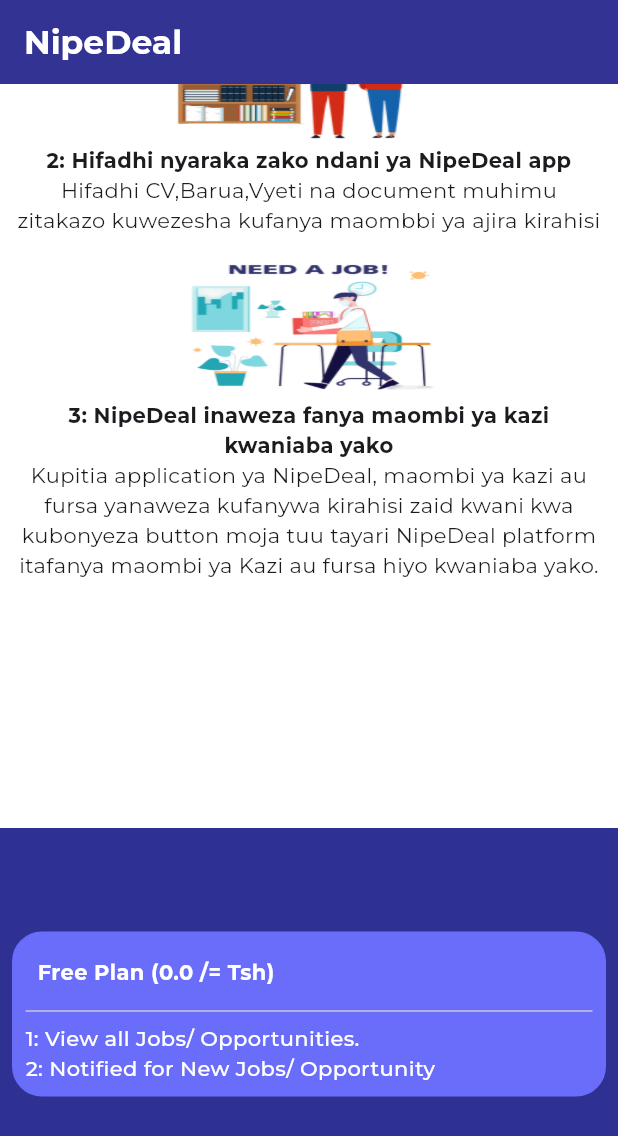
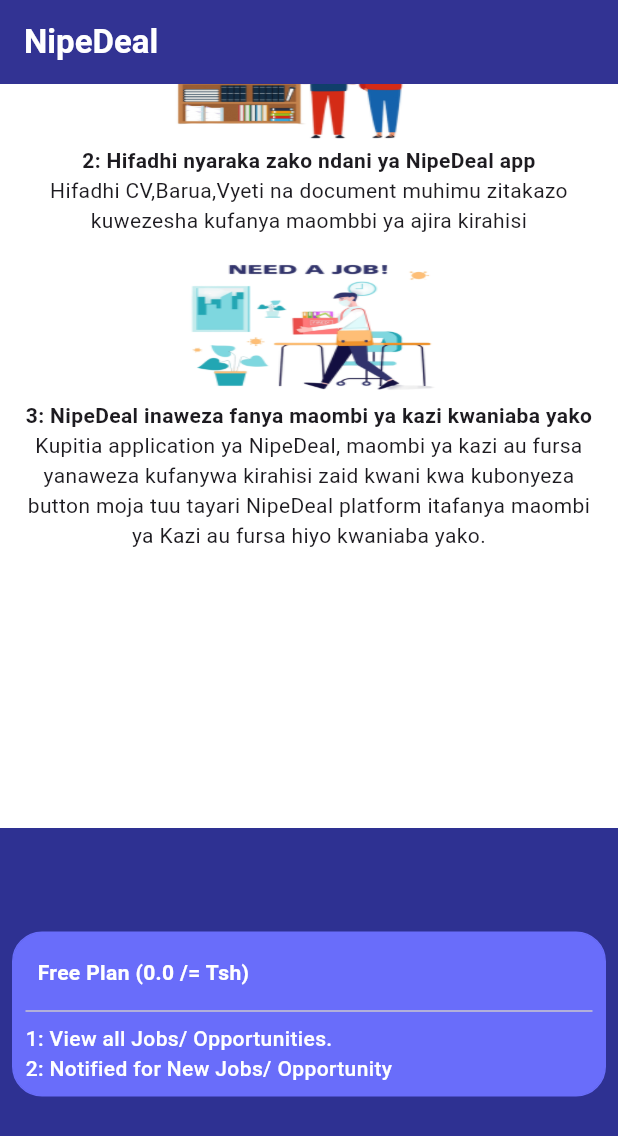
Before and after one commit to zuberypima/nipedealweb, a Flutter app: the screen it shows after launch, scrolled down 1152 dp, on a phone screen of 412 x 824 dp. Shown: the top 1136 px of the screen. Run offline on Flutter 3.47's test engine with Material 3 defaults, Android fonts, the phone set to English and light mode, and no system bars; our stand-ins replace firebase_core, readmore; accounts and stored records are empty.

Commit message:
update done

```diff
--- a/lib/main.dart
+++ b/lib/main.dart
@@ -1,7 +1,12 @@
+import 'package:firebase_core/firebase_core.dart';
 import 'package:flutter/material.dart';
+import 'package:nipedealweb/firebase_options.dart';
 import 'package:nipedealweb/pages/home_page.dart';
 
-void main() {
+void main() async {
+  await Firebase.initializeApp(
+    options: DefaultFirebaseOptions.currentPlatform,
+  );
   runApp(const MyApp());
 }
 
--- a/lib/pages/home_page.dart
+++ b/lib/pages/home_page.dart
@@ -1,5 +1,4 @@
 import 'package:flutter/material.dart';
-import 'package:google_fonts/google_fonts.dart';
 import 'package:nipedealweb/pages/constants.dart';
 import 'package:nipedealweb/pages/payment_detals.dart';
 import 'package:nipedealweb/pages/screen_one.dart';
@@ -21,8 +20,7 @@
         elevation: 0,
         title: Text(
           'NipeDeal',
-          style:
-              GoogleFonts.montserrat(color: white, fontWeight: FontWeight.bold),
+          style: TextStyle(color: white, fontWeight: FontWeight.bold),
         ),
       ),
       body: ListView(
--- a/lib/pages/payment_detals.dart
+++ b/lib/pages/payment_detals.dart
@@ -1,5 +1,4 @@
 import 'package:flutter/material.dart';
-import 'package:google_fonts/google_fonts.dart';
 import 'package:nipedealweb/pages/constants.dart';
 import 'package:nipedealweb/pages/dimensions_page.dart';
 
@@ -49,20 +48,17 @@
               padding: const EdgeInsets.all(8.0),
               child: Text(
                 'Free Plan (0.0 /= Tsh)',
-                style: GoogleFonts.montserrat(
-                    color: white, fontWeight: FontWeight.bold),
+                style: TextStyle(color: white, fontWeight: FontWeight.bold),
               ),
             ),
             Divider(),
             Text(
               '1: View all Jobs/ Opportunities.',
-              style: GoogleFonts.montserrat(
-                  color: white, fontWeight: FontWeight.w500),
+              style: TextStyle(color: white, fontWeight: FontWeight.w500),
             ),
             Text(
               '2: Notified for New Jobs/ Opportunity',
-              style: GoogleFonts.montserrat(
-                  color: white, fontWeight: FontWeight.w500),
+              style: TextStyle(color: white, fontWeight: FontWeight.w500),
             )
           ],
         ),
@@ -92,31 +88,26 @@
               padding: const EdgeInsets.all(8.0),
               child: Text(
                 'Standard Plan (6,000.00 /= Tsh)',
-                style: GoogleFonts.montserrat(
-                    color: white, fontWeight: FontWeight.bold),
+                style: TextStyle(color: white, fontWeight: FontWeight.bold),
               ),
             ),
             Divider(),
             Text(
               '1: View all Jobs/ Opportunities.',
-              style: GoogleFonts.montserrat(
-                  color: white, fontWeight: FontWeight.w500),
+              style: TextStyle(color: white, fontWeight: FontWeight.w500),
             ),
             Text(
               '2: Notified for New Jobs/ Opportunity',
-              style: GoogleFonts.montserrat(
-                  color: white, fontWeight: FontWeight.w500),
+              style: TextStyle(color: white, fontWeight: FontWeight.w500),
             ),
             Text(
               '3: Easy apply mode for 3 Jobs per month ',
-              style: GoogleFonts.montserrat(
-                  color: white, fontWeight: FontWeight.w500),
+              style: TextStyle(color: white, fontWeight: FontWeight.w500),
             ),
             Text(
               '4: Store your CV, Certificates and Other Documents ',
               // textAlign: TextAlign.center,
-              style: GoogleFonts.montserrat(
-                  color: white, fontWeight: FontWeight.w500),
+              style: TextStyle(color: white, fontWeight: FontWeight.w500),
             )
           ],
         ),
@@ -145,34 +136,29 @@
               padding: const EdgeInsets.all(8.0),
               child: Text(
                 'Premium Plan (12,000.00 /= Tsh)',
-                style: GoogleFonts.montserrat(
-                    color: white, fontWeight: FontWeight.bold),
+                style: TextStyle(color: white, fontWeight: FontWeight.bold),
               ),
             ),
             Divider(),
             Text(
               '1: View all Jobs/ Opportunities.',
               // textAlign: TextAlign.center,
-              style: GoogleFonts.montserrat(
-                  color: white, fontWeight: FontWeight.w500),
+              style: TextStyle(color: white, fontWeight: FontWeight.w500),
             ),
             Text(
               '2: Notified for New Jobs/ Opportunity',
               // textAlign: TextAlign.center,
-              style: GoogleFonts.montserrat(
-                  color: white, fontWeight: FontWeight.w500),
+              style: TextStyle(color: white, fontWeight: FontWeight.w500),
             ),
             Text(
               '3: Easy apply mode for unlimited Jobs per month ',
               // textAlign: TextAlign.center,
-              style: GoogleFonts.montserrat(
-                  color: white, fontWeight: FontWeight.w500),
+              style: TextStyle(color: white, fontWeight: FontWeight.w500),
             ),
             Text(
               '4: Store your CV, Certificates and Other Documents',
               // textAlign: TextAlign.center,
-              style: GoogleFonts.montserrat(
-                  color: white, fontWeight: FontWeight.w500),
+              style: TextStyle(color: white, fontWeight: FontWeight.w500),
             )
           ],
         ),
--- a/lib/pages/screen_one.dart
+++ b/lib/pages/screen_one.dart
@@ -1,5 +1,4 @@
 import 'package:flutter/material.dart';
-import 'package:google_fonts/google_fonts.dart';
 import 'package:nipedealweb/pages/constants.dart';
 import 'package:readmore/readmore.dart';
 
@@ -34,7 +33,7 @@
         children: [
           Text(
             'Habari',
-            style: GoogleFonts.montserrat(
+            style: TextStyle(
                 color: white, fontSize: 20, fontWeight: FontWeight.bold),
           ),
           SizedBox(
@@ -45,8 +44,8 @@
       ),
       Text(
         'Karibu kwenye NipeDeal ',
-        style: GoogleFonts.montserrat(
-            color: white, fontSize: 20, fontWeight: FontWeight.bold),
+        style:
+            TextStyle(color: white, fontSize: 20, fontWeight: FontWeight.bold),
       ),
       SizedBox(
         height: 30,
@@ -55,9 +54,9 @@
         nipedealMessage,
         trimMode: TrimMode.Line,
         trimLines: 4,
-        lessStyle: GoogleFonts.montserrat(color: white),
-        moreStyle: GoogleFonts.montserrat(color: white),
-        style: GoogleFonts.montserrat(color: white),
+        lessStyle: TextStyle(color: white),
+        moreStyle: TextStyle(color: white),
+        style: TextStyle(color: white),
       )
       // Text(
       //   nipedealMessage,
--- a/lib/pages/screen_two.dart
+++ b/lib/pages/screen_two.dart
@@ -1,5 +1,4 @@
 import 'package:flutter/material.dart';
-import 'package:google_fonts/google_fonts.dart';
 import 'package:nipedealweb/pages/constants.dart';
 
 class ScreenTwo extends StatefulWidget {
@@ -24,8 +23,7 @@
                 const EdgeInsets.only(left: 10, right: 10, top: 30, bottom: 10),
             child: Text(
               kuhusuNipedel,
-              style: GoogleFonts.montserrat(
-                  fontSize: 20, fontWeight: FontWeight.bold),
+              style: TextStyle(fontSize: 20, fontWeight: FontWeight.bold),
             ),
           ),
           imageBox(context, 'patataarifa.jpeg'),
@@ -63,7 +61,7 @@
           child: Text(
             head,
             textAlign: TextAlign.center,
-            style: GoogleFonts.montserrat(fontWeight: FontWeight.bold),
+            style: TextStyle(fontWeight: FontWeight.bold),
           )),
       SizedBox(
         width: MediaQuery.of(context).size.width,
@@ -71,7 +69,7 @@
             child: Text(
           contentDetails,
           textAlign: TextAlign.center,
-          style: GoogleFonts.montserrat(),
+          style: TextStyle(),
         )),
       )
     ],
--- a/pubspec.yaml
+++ b/pubspec.yaml
@@ -35,7 +35,7 @@
   # The following adds the Cupertino Icons font to your application.
   # Use with the CupertinoIcons class for iOS style icons.
   cupertino_icons: ^1.0.8
-  google_fonts: ^6.2.1
+  # google_fonts: ^6.2.1
   readmore: ^3.0.0
   firebase_core: ^3.4.0
 
```
Also changed, not shown: firebase.json (added), lib/firebase_options.dart (added), pubspec.lock, 7 other files.
